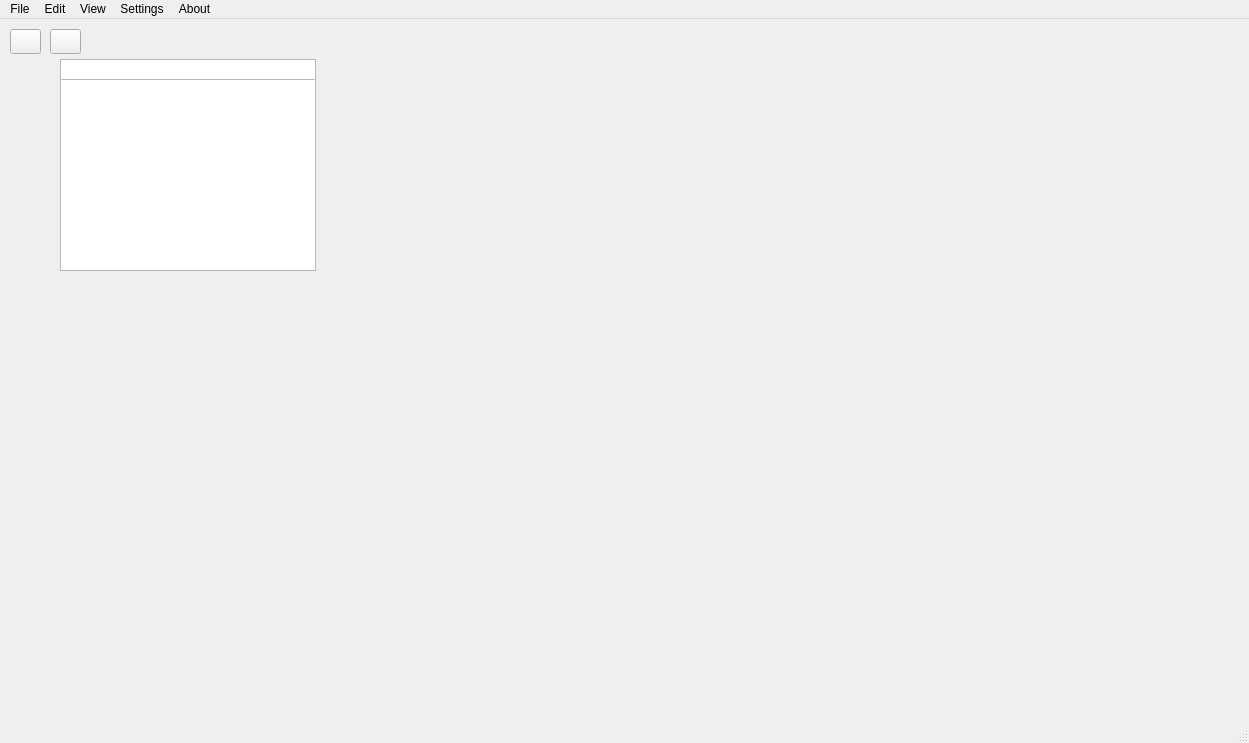
This is uiforms/mainwindow.ui in teslaworksumn/Rudolph as Qt 5 draws it before an edit. The edited form follows.
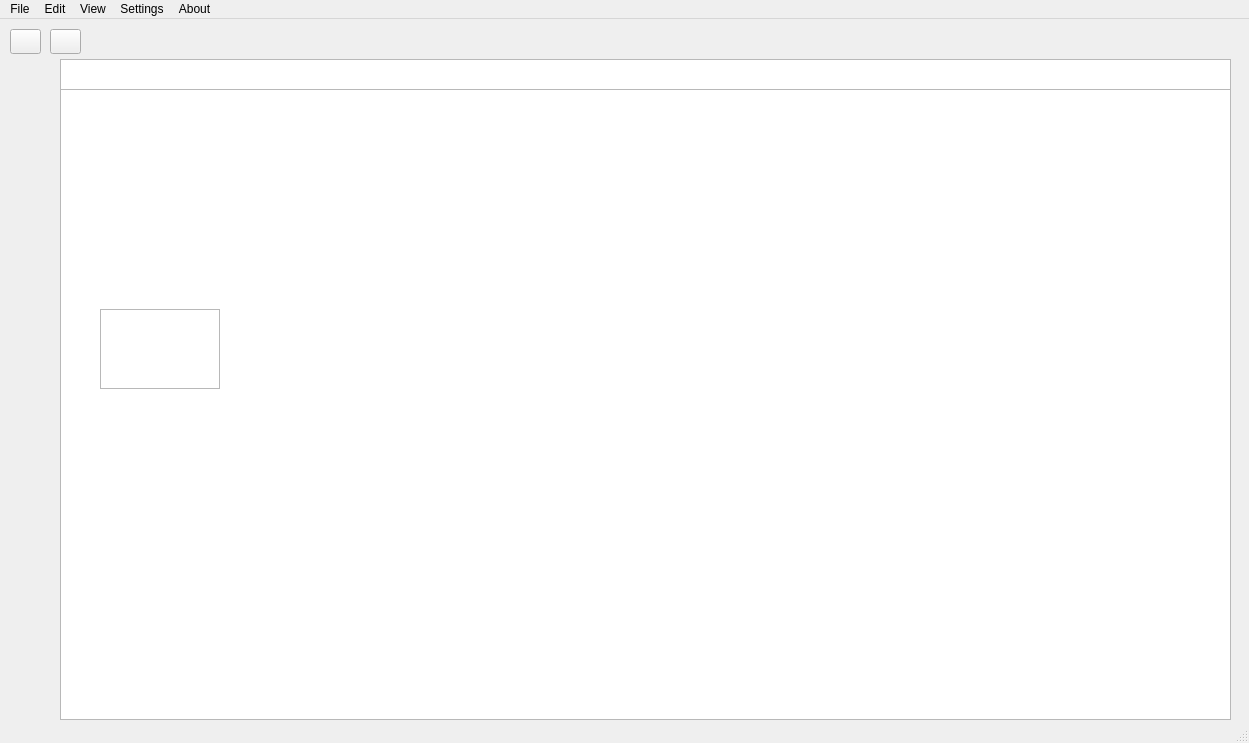
This is the edited form.

What changed in the file:
```diff
--- a/uiforms/mainwindow.ui
+++ b/uiforms/mainwindow.ui
@@ -18,9 +18,9 @@
     <property name="geometry">
      <rect>
       <x>60</x>
-      <y>60</y>
-      <width>256</width>
-      <height>192</height>
+      <y>70</y>
+      <width>1171</width>
+      <height>631</height>
      </rect>
     </property>
    </widget>
@@ -55,15 +55,32 @@
      <rect>
       <x>60</x>
       <y>40</y>
-      <width>256</width>
-      <height>51</height>
+      <width>1171</width>
+      <height>491</height>
      </rect>
     </property>
    </widget>
+   <widget class="QFrame" name="scrollLine">
+    <property name="geometry">
+     <rect>
+      <x>100</x>
+      <y>290</y>
+      <width>120</width>
+      <height>80</height>
+     </rect>
+    </property>
+    <property name="frameShape">
+     <enum>QFrame::StyledPanel</enum>
+    </property>
+    <property name="frameShadow">
+     <enum>QFrame::Raised</enum>
+    </property>
+   </widget>
    <zorder>timeHeader</zorder>
    <zorder>playButton</zorder>
    <zorder>stopButton</zorder>
    <zorder>tableView</zorder>
+   <zorder>scrollLine</zorder>
   </widget>
   <widget class="QMenuBar" name="menubar">
    <property name="geometry">
```
